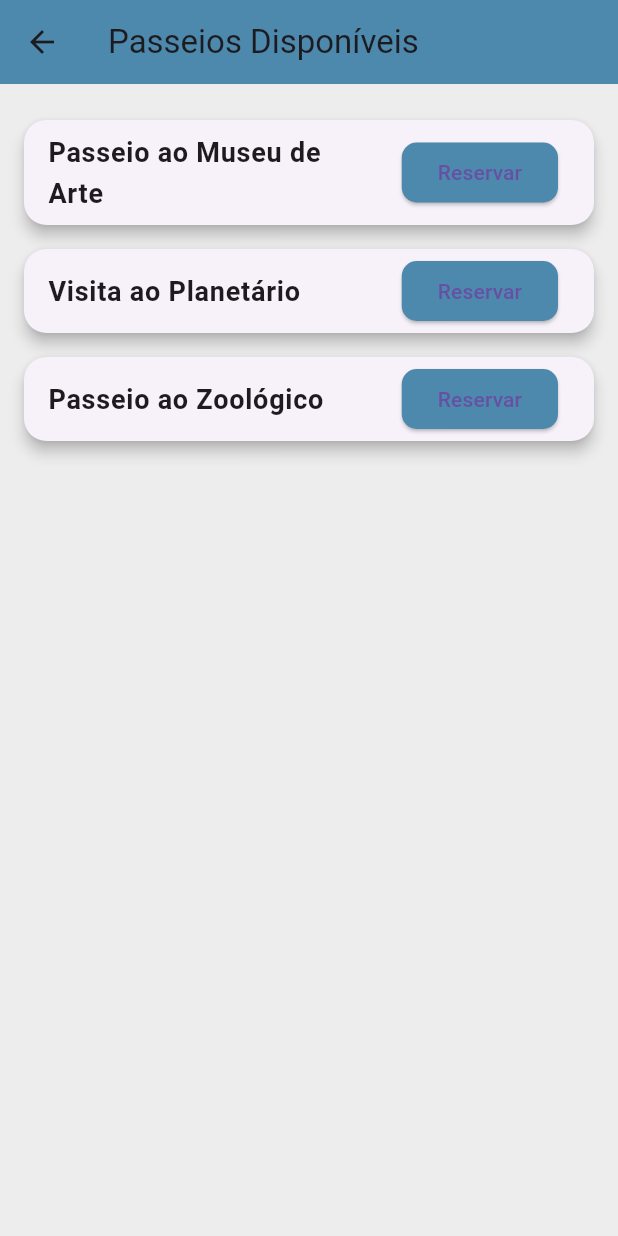
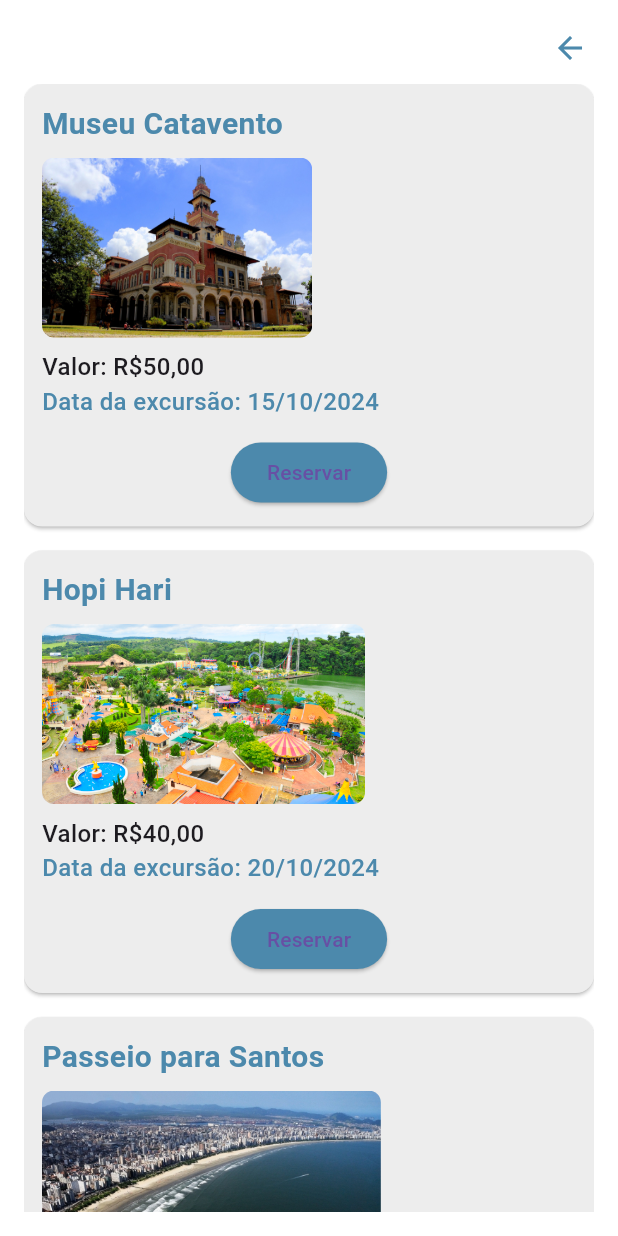
Before and after one commit to JoaoMotaSilva10/fieb_tours_flutter, a Flutter app: the PasseiosDisponiveisScreen screen opened directly, on a phone screen of 412 x 824 dp. Run offline on Flutter 3.47's test engine with Material 3 defaults, Android fonts, the phone set to English and light mode, and no system bars; Roboto replaces fonts that are missing (Arial).

Commit message:
debugg das telas novas

```diff
--- a/lib/screens/home_screen.dart
+++ b/lib/screens/home_screen.dart
@@ -24,7 +24,10 @@ class HomeScreen extends StatelessWidget {
           child: Column(
             mainAxisSize: MainAxisSize.min,
             children: [
-              Icon(Icons.school, size: 60, color: Color(0xFF4C89AC)),
+              Image.asset(
+                'assets/images/logo.png',
+                height: 100,
+              ),
 
               SizedBox(height: 20),
               Text(
--- a/lib/screens/passeios_disponiveis_screen.dart
+++ b/lib/screens/passeios_disponiveis_screen.dart
@@ -1,53 +1,110 @@
 import 'package:flutter/material.dart';
 
 class PasseiosDisponiveisScreen extends StatelessWidget {
-  final List<String> passeios = [
-    'Passeio ao Museu de Arte',
-    'Visita ao Planetário',
-    'Passeio ao Zoológico',
+  final List<Map<String, String>> passeios = [
+    {
+      "nome": "Museu Catavento",
+      "valor": "R\$50,00",
+      "data": "15/10/2024",
+      "imagem": "assets/images/catavento.jpg",
+    },
+    {
+      "nome": "Hopi Hari",
+      "valor": "R\$40,00",
+      "data": "20/10/2024",
+      "imagem": "assets/images/hopi.jpg",
+    },
+    {
+      "nome": "Passeio para Santos",
+      "valor": "R\$60,00",
+      "data": "25/10/2024",
+      "imagem": "assets/images/santos.jpg",
+    },
   ];
 
   @override
   Widget build(BuildContext context) {
     return Scaffold(
-      appBar: AppBar(
-        title: Text('Passeios Disponíveis'),
-        backgroundColor: Color(0xFF4C89AC),
-      ),
-      body: ListView.builder(
+      backgroundColor: Colors.white,
+      body: SafeArea(
+        child: Stack(
+          children: [
+            Padding(
               padding: const EdgeInsets.all(16),
+              child: Column(
+                children: [
+                  const SizedBox(height: 40),
+                  Expanded(
+                    child: ListView.builder(
                       itemCount: passeios.length,
                       itemBuilder: (context, index) {
+                        final passeio = passeios[index];
                         return Card(
-            margin: const EdgeInsets.symmetric(vertical: 8),
+                          color: const Color(0xFFEDEDED),
                           shape: RoundedRectangleBorder(
-              borderRadius: BorderRadius.circular(15),
+                              borderRadius: BorderRadius.circular(12)),
+                          margin: const EdgeInsets.only(bottom: 16),
+                          child: Padding(
+                            padding: const EdgeInsets.all(12.0),
+                            child: Column(
+                              crossAxisAlignment: CrossAxisAlignment.start,
+                              children: [
+                                Text(passeio["nome"]!,
+                                    style: const TextStyle(
+                                        fontSize: 20,
+                                        fontWeight: FontWeight.bold,
+                                        color: Color(0xFF4C89AC))),
+                                const SizedBox(height: 8),
+                                ClipRRect(
+                                  borderRadius: BorderRadius.circular(8),
+                                  child: Image.asset(passeio["imagem"]!,
+                                      height: 120, fit: BoxFit.cover),
                                 ),
-            elevation: 4,
-            child: ListTile(
-              title: Text(
-                passeios[index],
-                style: TextStyle(fontSize: 18, fontWeight: FontWeight.bold),
-              ),
-              trailing: ElevatedButton(
+                                const SizedBox(height: 8),
+                                Text("Valor: ${passeio["valor"]}",
+                                    style: const TextStyle(
+                                        fontSize: 16,
+                                        fontWeight: FontWeight.w500)),
+                                Text("Data da excursão: ${passeio["data"]}",
+                                    style: const TextStyle(
+                                        fontSize: 16,
+                                        fontWeight: FontWeight.w500,
+                                        color: Color(0xFF4C89AC))),
+                                const SizedBox(height: 12),
+                                Center(
+                                  child: ElevatedButton(
                                     onPressed: () {
-                  // Aqui vai a lógica de comprar/reservar o passeio
                                       ScaffoldMessenger.of(context).showSnackBar(
-                    SnackBar(content: Text('Passeio reservado!')),
+                                        SnackBar(content: Text('${passeio["nome"]} reservado!')),
                                       );
                                     },
                                     style: ElevatedButton.styleFrom(
-                  backgroundColor: Color(0xFF4C89AC),
-                  shape: RoundedRectangleBorder(
-                    borderRadius: BorderRadius.circular(10),
+                                      backgroundColor: const Color(0xFF4C89AC),
                                     ),
+                                    child: const Text("Reservar"),
                                   ),
-                child: Text('Reservar'),
+                                )
+                              ],
                             ),
                           ),
                         );
                       },
                     ),
+                  ),
+                ],
+              ),
+            ),
+            Positioned(
+              top: 8,
+              right: 8,
+              child: IconButton(
+                icon: const Icon(Icons.arrow_back, color: Color(0xFF4C89AC)),
+                onPressed: () => Navigator.pop(context),
+              ),
+            )
+          ],
+        ),
+      ),
     );
   }
 }
--- a/pubspec.yaml
+++ b/pubspec.yaml
@@ -56,6 +56,8 @@ flutter:
   assets:
     - assets/images/logo.png
     - assets/images/hopi.jpg
+    - assets/images/catavento.jpg
+    - assets/images/santos.jpg
 
 
   # To add assets to your application, add an assets section, like this:
```
Also changed, not shown: lib/screens/avaliacoes_screen.dart (+84 -19 lines), lib/screens/login_screen.dart (+7 -12 lines), assets/images/catavento.jpg (added), assets/images/santos.jpg (added), pubspec.lock. Lines whose indentation alone changed are shown as unchanged.
